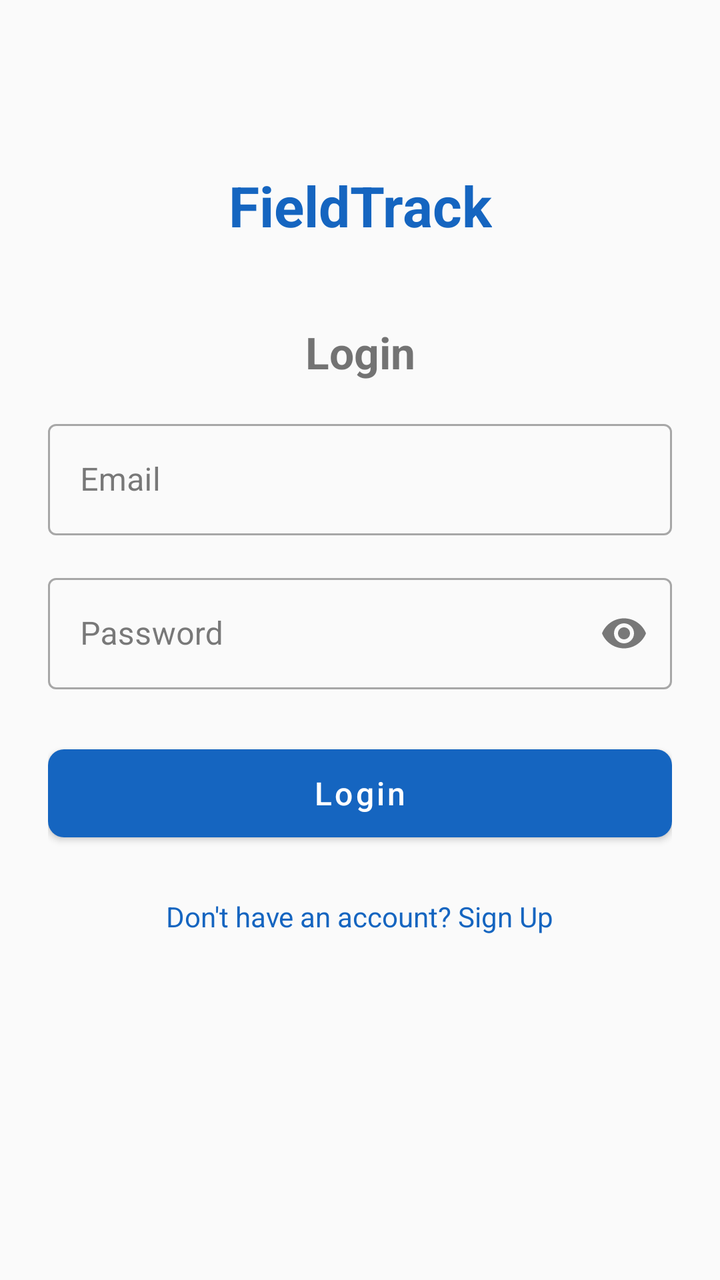
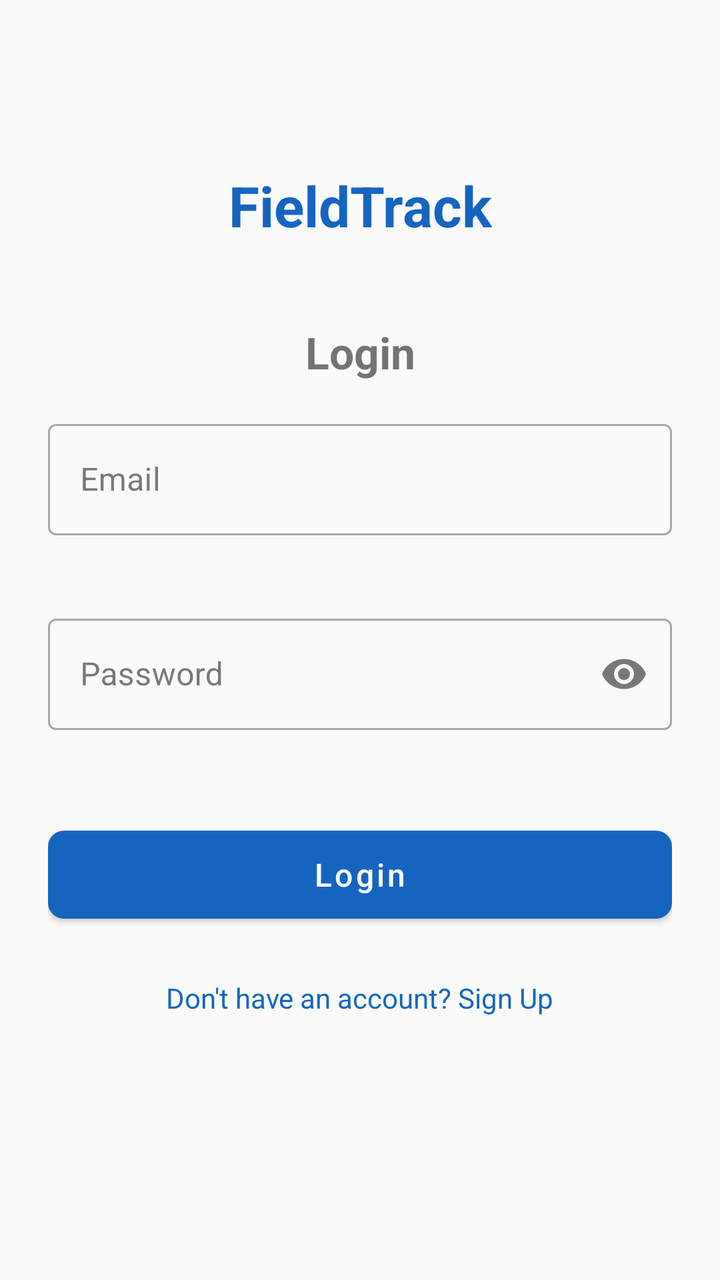

Compare the two renders of this Android layout. The source of the first and the diff that turns it into the second are given below.
<!-- AndroidManifest.xml: activity theme Theme.FieldTrack.NoActionBar -->
<!-- res/layout/activity_login.xml -->
<?xml version="1.0" encoding="utf-8"?>
<androidx.constraintlayout.widget.ConstraintLayout xmlns:android="http://schemas.android.com/apk/res/android"
    xmlns:app="http://schemas.android.com/apk/res-auto"
    android:layout_width="match_parent"
    android:layout_height="match_parent"
    android:padding="24dp"
    android:background="@color/background">

    <TextView
        android:id="@+id/tv_app_name"
        android:layout_width="wrap_content"
        android:layout_height="wrap_content"
        android:text="@string/app_name"
        android:textSize="28sp"
        android:textStyle="bold"
        android:textColor="@color/primary"
        app:layout_constraintTop_toTopOf="parent"
        app:layout_constraintStart_toStartOf="parent"
        app:layout_constraintEnd_toEndOf="parent"
        android:layout_marginTop="60dp" />

    <TextView
        android:id="@+id/tv_title"
        android:layout_width="wrap_content"
        android:layout_height="wrap_content"
        android:text="Login"
        android:textSize="22sp"
        android:textStyle="bold"
        android:layout_marginTop="40dp"
        app:layout_constraintTop_toBottomOf="@id/tv_app_name"
        app:layout_constraintStart_toStartOf="parent"
        app:layout_constraintEnd_toEndOf="parent" />

    <com.google.android.material.textfield.TextInputLayout
        android:id="@+id/til_name"
        style="@style/Widget.MaterialComponents.TextInputLayout.OutlinedBox"
        android:layout_width="0dp"
        android:layout_height="wrap_content"
        android:layout_marginTop="24dp"
        android:hint="Full Name"
        android:visibility="gone"
        app:layout_constraintTop_toBottomOf="@id/tv_title"
        app:layout_constraintStart_toStartOf="parent"
        app:layout_constraintEnd_toEndOf="parent">

        <com.google.android.material.textfield.TextInputEditText
            android:id="@+id/et_name"
            android:layout_width="match_parent"
            android:layout_height="wrap_content"
            android:inputType="textPersonName" />
    </com.google.android.material.textfield.TextInputLayout>

    <com.google.android.material.textfield.TextInputLayout
        android:id="@+id/til_email"
        style="@style/Widget.MaterialComponents.TextInputLayout.OutlinedBox"
        android:layout_width="0dp"
        android:layout_height="wrap_content"
        android:layout_marginTop="16dp"
        android:hint="Email"
        app:layout_constraintTop_toBottomOf="@id/til_name"
        app:layout_constraintStart_toStartOf="parent"
        app:layout_constraintEnd_toEndOf="parent">

        <com.google.android.material.textfield.TextInputEditText
            android:id="@+id/et_email"
            android:layout_width="match_parent"
            android:layout_height="wrap_content"
            android:inputType="textEmailAddress" />
    </com.google.android.material.textfield.TextInputLayout>

    <com.google.android.material.textfield.TextInputLayout
        android:id="@+id/til_password"
        style="@style/Widget.MaterialComponents.TextInputLayout.OutlinedBox"
        android:layout_width="0dp"
        android:layout_height="wrap_content"
        android:layout_marginTop="16dp"
        android:hint="Password"
        app:endIconMode="password_toggle"
        app:layout_constraintTop_toBottomOf="@id/til_email"
        app:layout_constraintStart_toStartOf="parent"
        app:layout_constraintEnd_toEndOf="parent">

        <com.google.android.material.textfield.TextInputEditText
            android:id="@+id/et_password"
            android:layout_width="match_parent"
            android:layout_height="wrap_content"
            android:inputType="textPassword" />
    </com.google.android.material.textfield.TextInputLayout>

    <com.google.android.material.button.MaterialButton
        android:id="@+id/btn_login"
        android:layout_width="0dp"
        android:layout_height="56dp"
        android:layout_marginTop="24dp"
        android:text="Login"
        android:textAllCaps="false"
        android:textSize="16sp"
        app:cornerRadius="8dp"
        app:layout_constraintTop_toBottomOf="@id/til_password"
        app:layout_constraintStart_toStartOf="parent"
        app:layout_constraintEnd_toEndOf="parent" />

    <ProgressBar
        android:id="@+id/progress_bar"
        android:layout_width="wrap_content"
        android:layout_height="wrap_content"
        android:visibility="gone"
        app:layout_constraintTop_toBottomOf="@id/btn_login"
        app:layout_constraintStart_toStartOf="parent"
        app:layout_constraintEnd_toEndOf="parent"
        android:layout_marginTop="16dp" />

    <TextView
        android:id="@+id/tv_toggle_mode"
        android:layout_width="wrap_content"
        android:layout_height="wrap_content"
        android:text="Don&apos;t have an account? Sign Up"
        android:textColor="@color/primary"
        android:textSize="14sp"
        android:padding="8dp"
        app:layout_constraintTop_toBottomOf="@id/progress_bar"
        app:layout_constraintStart_toStartOf="parent"
        app:layout_constraintEnd_toEndOf="parent"
        android:layout_marginTop="16dp" />

</androidx.constraintlayout.widget.ConstraintLayout>
<!-- resources referenced by this layout -->
<resources>
  <color name="background">#FAFAFA</color>
  <color name="primary">#1565C0</color>
  <string name="app_name">FieldTrack</string>
  <style name="Theme.FieldTrack.NoActionBar" parent="Theme.MaterialComponents.Light.NoActionBar">
          <item name="colorPrimary">@color/primary</item>
          <item name="colorPrimaryDark">@color/primary_dark</item>
          <item name="colorPrimaryVariant">@color/primary_variant</item>
          <item name="colorOnPrimary">@color/on_primary</item>
          <item name="colorSecondary">@color/secondary</item>
          <item name="colorSecondaryVariant">@color/secondary_variant</item>
          <item name="colorOnSecondary">@color/on_secondary</item>
          <item name="android:colorBackground">@color/background</item>
          <item name="colorOnBackground">@color/on_background</item>
          <item name="colorSurface">@color/surface</item>
          <item name="colorOnSurface">@color/on_surface</item>
          <item name="colorError">@color/error</item>
          <item name="colorOnError">@color/on_error</item>
          <item name="android:statusBarColor">@color/primary_dark</item>
      </style>
  <color name="primary_dark">#0D47A1</color>
  <color name="primary_variant">#1976D2</color>
  <color name="on_primary">#FFFFFF</color>
  <color name="secondary">#00897B</color>
  <color name="secondary_variant">#00695C</color>
  <color name="on_secondary">#FFFFFF</color>
  <color name="on_background">#212121</color>
  <color name="surface">#FFFFFF</color>
  <color name="on_surface">#212121</color>
  <color name="error">#D32F2F</color>
  <color name="on_error">#FFFFFF</color>
</resources>

<!-- the commit's change to res/layout/activity_login.xml (unified diff, before → after) -->
@@ -39,6 +39,7 @@
         android:layout_marginTop="24dp"
         android:hint="Full Name"
         android:visibility="gone"
+        app:errorEnabled="true"
         app:layout_constraintTop_toBottomOf="@id/tv_title"
         app:layout_constraintStart_toStartOf="parent"
         app:layout_constraintEnd_toEndOf="parent">
@@ -57,6 +58,7 @@
         android:layout_height="wrap_content"
         android:layout_marginTop="16dp"
         android:hint="Email"
+        app:errorEnabled="true"
         app:layout_constraintTop_toBottomOf="@id/til_name"
         app:layout_constraintStart_toStartOf="parent"
         app:layout_constraintEnd_toEndOf="parent">
@@ -75,6 +77,7 @@
         android:layout_height="wrap_content"
         android:layout_marginTop="16dp"
         android:hint="Password"
+        app:errorEnabled="true"
         app:endIconMode="password_toggle"
         app:layout_constraintTop_toBottomOf="@id/til_email"
         app:layout_constraintStart_toStartOf="parent"
